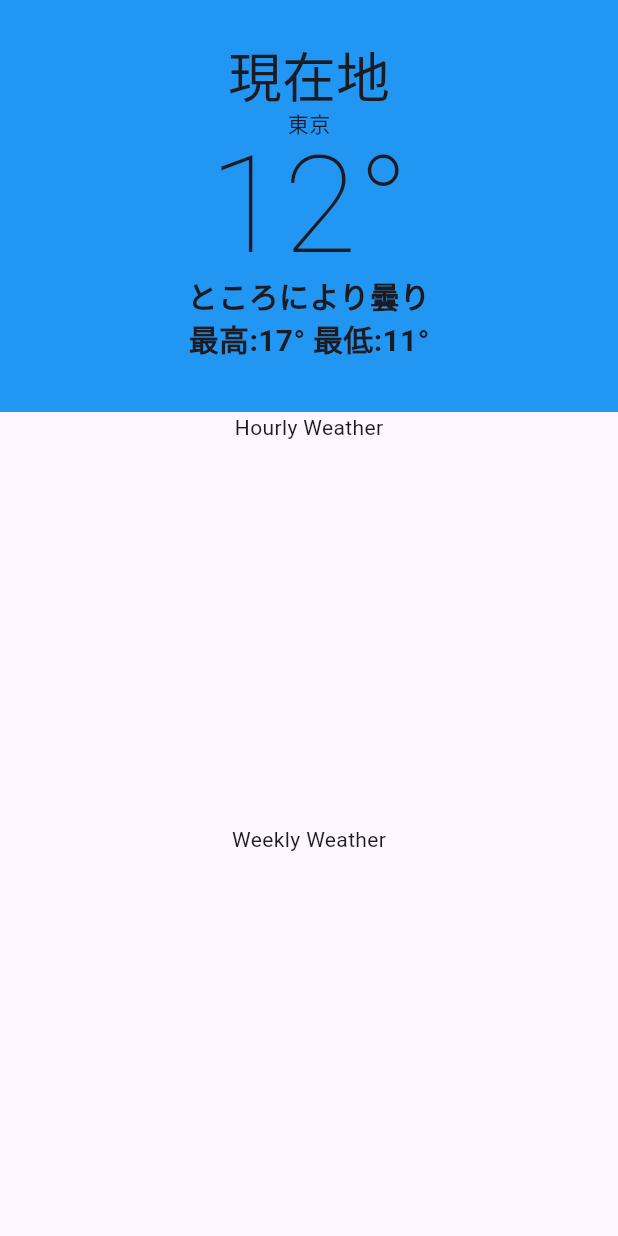
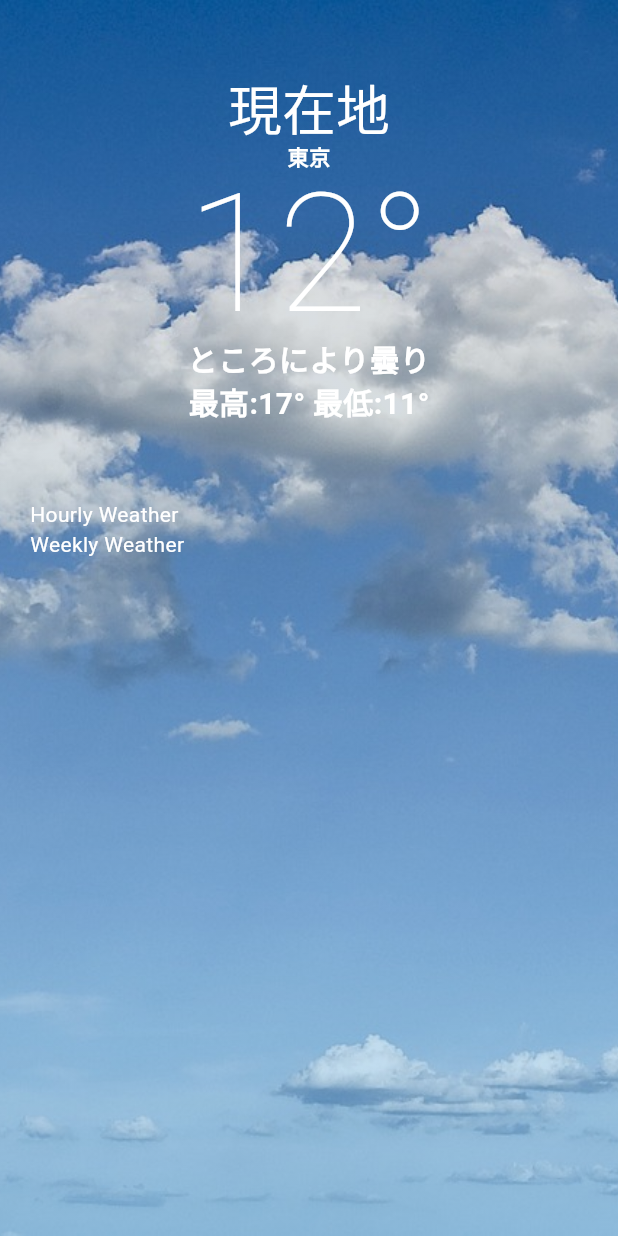
Before and after one commit to yukimiyake0607/clima_riverpod, a Flutter app: the screen it shows after launch, on a phone screen of 412 x 824 dp. Run offline on Flutter 3.47's test engine with Material 3 defaults, Android fonts, the phone set to English and light mode, and no system bars.

Commit message:
style: current_weatherのスタイルを編集

```diff
--- a/lib/app.dart
+++ b/lib/app.dart
@@ -8,12 +8,11 @@ class MainApp extends StatelessWidget {
   Widget build(BuildContext context) {
     return MaterialApp(
       home: const HomeScreen(),
-      theme: ThemeData(
-        textTheme: const TextTheme(
-          titleLarge: TextStyle(
-            fontWeight: FontWeight.bold,
-          ),
-        ),
+      theme: ThemeData.light().copyWith(
+        textTheme: ThemeData.light().textTheme.apply(
+              bodyColor: Colors.white,
+              displayColor: Colors.white,
+            ),
       ),
     );
   }
--- a/lib/screens/home_screen.dart
+++ b/lib/screens/home_screen.dart
@@ -2,30 +2,48 @@ import 'package:clima_riverpod/widgets/current_weather.dart';
 import 'package:clima_riverpod/widgets/hourly_weather.dart';
 import 'package:clima_riverpod/widgets/weekly_weather.dart';
 import 'package:flutter/material.dart';
+import 'package:flutter/widgets.dart';
 
 class HomeScreen extends StatelessWidget {
   const HomeScreen({super.key});
 
   @override
   Widget build(BuildContext context) {
-    return const Scaffold(
-        body: SafeArea(
-      child: Column(
-        children: [
-          Expanded(
-            flex: 3,
-            child: CurrentWeather(),
+    return Scaffold(
+      body: Container(
+        decoration: const BoxDecoration(
+          image: DecorationImage(
+            image: AssetImage('assets/weather_cloudy.jpg'),
+            fit: BoxFit.cover,
           ),
-          Expanded(
-            flex: 3,
-            child: HourlyWeather(),
+        ),
+        child: Container(
+          decoration: BoxDecoration(
+            gradient: LinearGradient(
+              begin: Alignment.topCenter,
+              end: Alignment.bottomCenter,
+              colors: [
+                Colors.black.withOpacity(0.1),
+                Colors.blue.withOpacity(0.3),
+              ],
+            ),
           ),
-          Expanded(
-            flex: 3,
-            child: WeeklyWeather(),
+          child: SafeArea(
+            child: Padding(
+              padding: const EdgeInsets.symmetric(
+                horizontal: 20.0,
+              ),
+              child: ListView(
+                children: [
+                  CurrentWeather(),
+                  HourlyWeather(),
+                  WeeklyWeather(),
+                ],
+              ),
+            ),
           ),
-        ],
+        ),
       ),
-    ));
+    );
   }
 }
--- a/lib/style.dart
+++ b/lib/style.dart
@@ -1,7 +1,7 @@
 import 'package:flutter/material.dart';
 
 const kTemperature = TextStyle(
-  fontSize: 90,
+  fontSize: 110,
   fontWeight: FontWeight.w200,
   height: 1.0,
 );
--- a/lib/widgets/current_weather.dart
+++ b/lib/widgets/current_weather.dart
@@ -6,10 +6,8 @@ class CurrentWeather extends StatelessWidget {
 
   @override
   Widget build(BuildContext context) {
-    return Container(
-      color: Colors.blue,
-      child: Padding(
-        padding: const EdgeInsets.symmetric(horizontal: 8.0, vertical: 28.0),
+    return Padding(
+      padding: const EdgeInsets.symmetric(vertical: 50.0),
       child: Column(
         crossAxisAlignment: CrossAxisAlignment.center,
         children: [
@@ -17,7 +15,10 @@ class CurrentWeather extends StatelessWidget {
             '現在地',
             style: Theme.of(context).textTheme.displaySmall,
           ),
-            const Text('東京'),
+          const Text(
+            '東京',
+            style: TextStyle(fontWeight: FontWeight.bold),
+          ),
           const Text(
             '12°',
             style: kTemperature,
@@ -44,7 +45,6 @@ class CurrentWeather extends StatelessWidget {
           ),
         ],
       ),
-      ),
     );
   }
 }
--- a/pubspec.yaml
+++ b/pubspec.yaml
@@ -27,3 +27,5 @@ dev_dependencies:
 
 flutter:
   uses-material-design: true
+  assets:
+    - assets/
```
Also changed, not shown: assets/weather_cloudy.jpg (added). Lines whose indentation alone changed are shown as unchanged.
